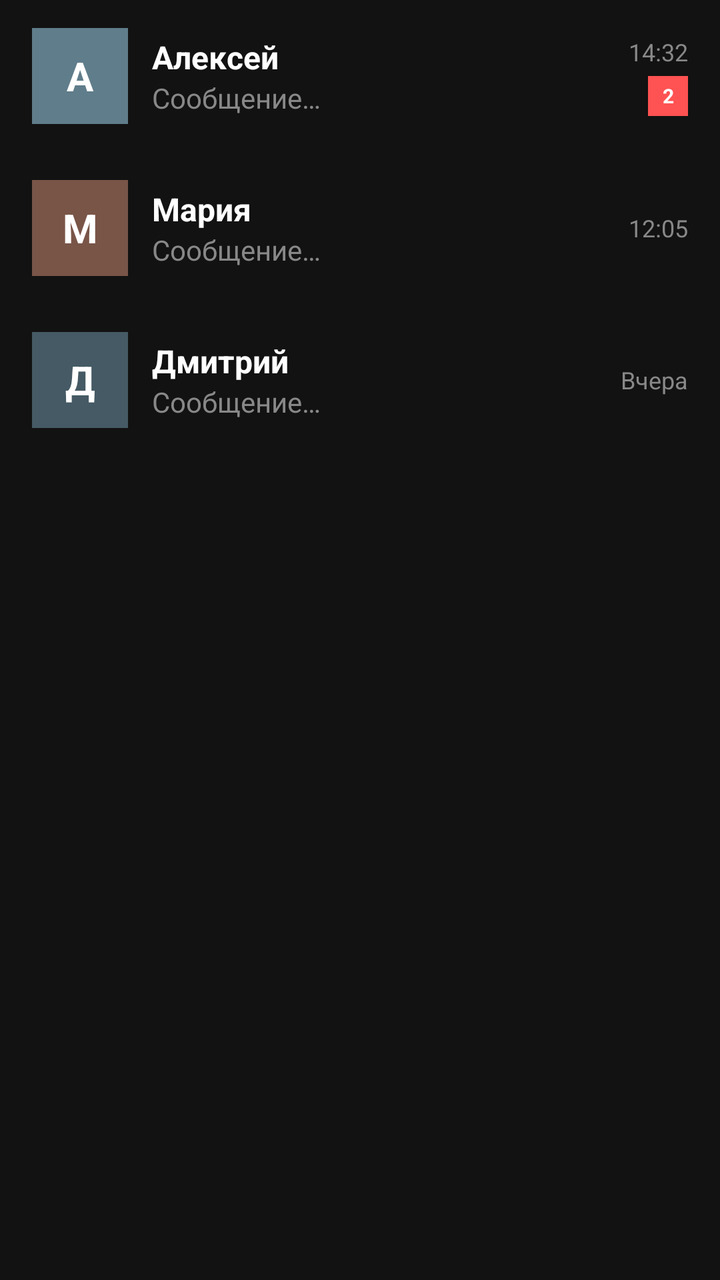
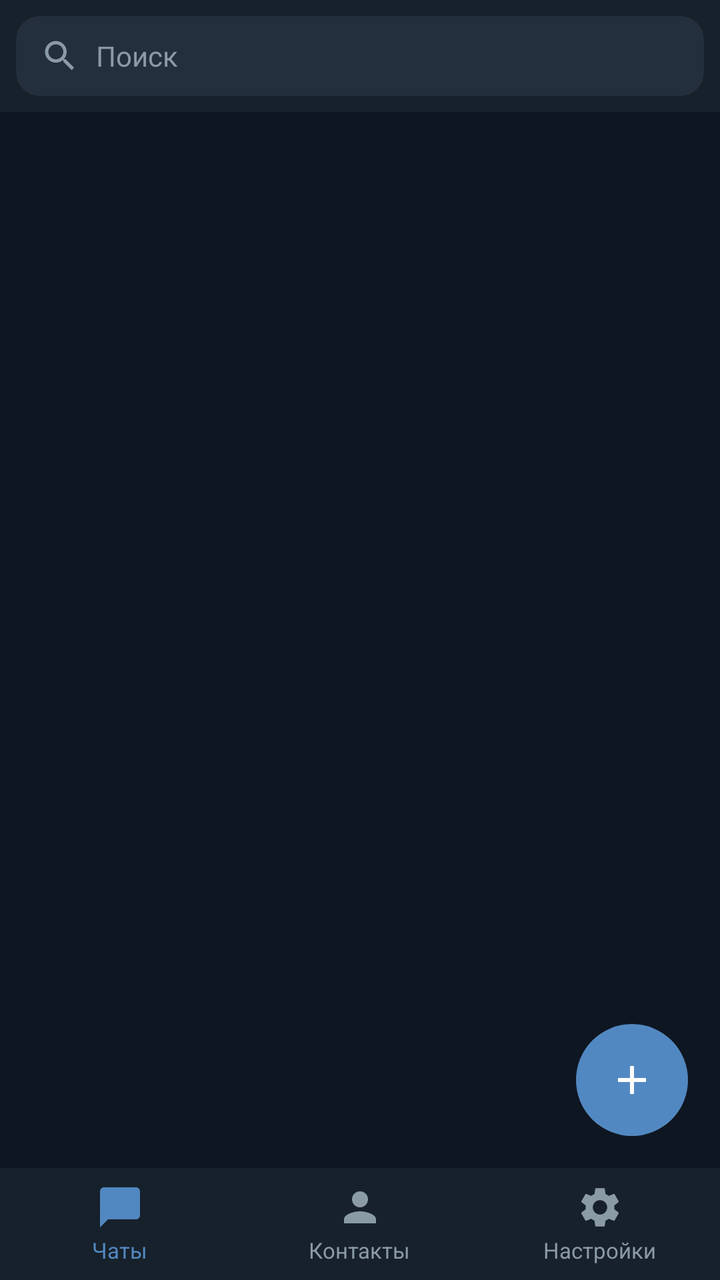

Screens rendered from an Android XML layout before and after an edit, with the pre-edit source and the edit as a unified diff.
<!-- AndroidManifest.xml: application theme Theme.Almanac -->
<!-- res/layout/activity_main.xml -->
<?xml version="1.0" encoding="utf-8"?>
<LinearLayout xmlns:android="http://schemas.android.com/apk/res/android"
    android:layout_width="match_parent"
    android:layout_height="match_parent"
    android:background="#121212"
    android:orientation="vertical">

    
    <LinearLayout
        android:id="@+id/chatAlexey"
        android:layout_width="match_parent"
        android:layout_height="76dp"
        android:orientation="horizontal"
        android:gravity="center_vertical"
        android:paddingStart="16dp"
        android:paddingEnd="16dp"
        android:background="?android:attr/selectableItemBackground"
        android:clickable="true"
        android:focusable="true">

        <TextView
            android:layout_width="48dp"
            android:layout_height="48dp"
            android:background="#607D8B"
            android:gravity="center"
            android:text="А"
            android:textColor="#FFFFFF"
            android:textSize="20sp"
            android:textStyle="bold" />

        <LinearLayout
            android:layout_width="0dp"
            android:layout_height="wrap_content"
            android:layout_weight="1"
            android:orientation="vertical"
            android:paddingStart="12dp">

            <TextView
                android:layout_width="wrap_content"
                android:layout_height="wrap_content"
                android:text="@string/contact_alexey"
                android:textColor="#FFFFFF"
                android:textSize="16sp"
                android:textStyle="bold" />

            <TextView
                android:layout_width="wrap_content"
                android:layout_height="wrap_content"
                android:text="@string/last_message"
                android:textColor="#888888"
                android:textSize="14sp" />
        </LinearLayout>

        <LinearLayout
            android:layout_width="wrap_content"
            android:layout_height="match_parent"
            android:gravity="end|center_vertical"
            android:orientation="vertical"
            android:paddingStart="8dp">

            <TextView
                android:layout_width="wrap_content"
                android:layout_height="wrap_content"
                android:text="14:32"
                android:textColor="#888888"
                android:textSize="12sp" />

            <TextView
                android:layout_width="20dp"
                android:layout_height="20dp"
                android:layout_marginTop="4dp"
                android:background="#FF5252"
                android:gravity="center"
                android:text="2"
                android:textColor="#FFFFFF"
                android:textSize="10sp"
                android:textStyle="bold" />
        </LinearLayout>
    </LinearLayout>

    
    <LinearLayout
        android:id="@+id/chatMaria"
        android:layout_width="match_parent"
        android:layout_height="76dp"
        android:orientation="horizontal"
        android:gravity="center_vertical"
        android:paddingStart="16dp"
        android:paddingEnd="16dp"
        android:background="?android:attr/selectableItemBackground"
        android:clickable="true"
        android:focusable="true">

        <TextView
            android:layout_width="48dp"
            android:layout_height="48dp"
            android:background="#795548"
            android:gravity="center"
            android:text="М"
            android:textColor="#FFFFFF"
            android:textSize="20sp"
            android:textStyle="bold" />

        <LinearLayout
            android:layout_width="0dp"
            android:layout_height="wrap_content"
            android:layout_weight="1"
            android:orientation="vertical"
            android:paddingStart="12dp">

            <TextView
                android:layout_width="wrap_content"
                android:layout_height="wrap_content"
                android:text="@string/contact_maria"
                android:textColor="#FFFFFF"
                android:textSize="16sp"
                android:textStyle="bold" />

            <TextView
                android:layout_width="wrap_content"
                android:layout_height="wrap_content"
                android:text="@string/last_message"
                android:textColor="#888888"
                android:textSize="14sp" />
        </LinearLayout>

        <LinearLayout
            android:layout_width="wrap_content"
            android:layout_height="match_parent"
            android:gravity="end|center_vertical"
            android:orientation="vertical"
            android:paddingStart="8dp">

            <TextView
                android:layout_width="wrap_content"
                android:layout_height="wrap_content"
                android:text="12:05"
                android:textColor="#888888"
                android:textSize="12sp" />
        </LinearLayout>
    </LinearLayout>

    
    <LinearLayout
        android:id="@+id/chatDmitry"
        android:layout_width="match_parent"
        android:layout_height="76dp"
        android:orientation="horizontal"
        android:gravity="center_vertical"
        android:paddingStart="16dp"
        android:paddingEnd="16dp"
        android:background="?android:attr/selectableItemBackground"
        android:clickable="true"
        android:focusable="true">

        <TextView
            android:layout_width="48dp"
            android:layout_height="48dp"
            android:background="#455A64"
            android:gravity="center"
            android:text="Д"
            android:textColor="#FFFFFF"
            android:textSize="20sp"
            android:textStyle="bold" />

        <LinearLayout
            android:layout_width="0dp"
            android:layout_height="wrap_content"
            android:layout_weight="1"
            android:orientation="vertical"
            android:paddingStart="12dp">

            <TextView
                android:layout_width="wrap_content"
                android:layout_height="wrap_content"
                android:text="@string/contact_dmitry"
                android:textColor="#FFFFFF"
                android:textSize="16sp"
                android:textStyle="bold" />

            <TextView
                android:layout_width="wrap_content"
                android:layout_height="wrap_content"
                android:text="@string/last_message"
                android:textColor="#888888"
                android:textSize="14sp" />
        </LinearLayout>

        <LinearLayout
            android:layout_width="wrap_content"
            android:layout_height="match_parent"
            android:gravity="end|center_vertical"
            android:orientation="vertical"
            android:paddingStart="8dp">

            <TextView
                android:layout_width="wrap_content"
                android:layout_height="wrap_content"
                android:text="Вчера"
                android:textColor="#888888"
                android:textSize="12sp" />
        </LinearLayout>
    </LinearLayout>

</LinearLayout>
<!-- resources referenced by this layout -->
<resources>
  <string name="contact_alexey">Алексей</string>
  <string name="contact_dmitry">Дмитрий</string>
  <string name="contact_maria">Мария</string>
  <string name="last_message">Сообщение…</string>
  <style name="Theme.Almanac" parent="Theme.AppCompat">
          <item name="colorPrimary">#1E1E1E</item>
          <item name="colorPrimaryDark">#121212</item>
          <item name="colorAccent">#2B5278</item>
          <item name="android:windowBackground">#121212</item>
      </style>
</resources>

<!-- the commit's change to res/layout/activity_main.xml (unified diff, before → after) -->
@@ -1,205 +1,159 @@
 <?xml version="1.0" encoding="utf-8"?>
-<LinearLayout xmlns:android="http://schemas.android.com/apk/res/android"
+<RelativeLayout xmlns:android="http://schemas.android.com/apk/res/android"
     android:layout_width="match_parent"
     android:layout_height="match_parent"
-    android:background="#121212"
-    android:orientation="vertical">
+    android:background="#0E1621">
 
-    
     <LinearLayout
-        android:id="@+id/chatAlexey"
         android:layout_width="match_parent"
-        android:layout_height="76dp"
-        android:orientation="horizontal"
-        android:gravity="center_vertical"
-        android:paddingStart="16dp"
-        android:paddingEnd="16dp"
-        android:background="?android:attr/selectableItemBackground"
-        android:clickable="true"
-        android:focusable="true">
+        android:layout_height="match_parent"
+        android:orientation="vertical">
 
-        <TextView
-            android:layout_width="48dp"
-            android:layout_height="48dp"
-            android:background="#607D8B"
-            android:gravity="center"
-            android:text="А"
-            android:textColor="#FFFFFF"
-            android:textSize="20sp"
-            android:textStyle="bold" />
+        
+        <LinearLayout
+            android:layout_width="match_parent"
+            android:layout_height="wrap_content"
+            android:background="#17212B"
+            android:padding="8dp">
 
-        <LinearLayout
-            android:layout_width="0dp"
-            android:layout_height="wrap_content"
-            android:layout_weight="1"
-            android:orientation="vertical"
-            android:paddingStart="12dp">
+            <LinearLayout
+                android:layout_width="match_parent"
+                android:layout_height="40dp"
+                android:background="@drawable/bg_search"
+                android:gravity="center_vertical"
+                android:orientation="horizontal"
+                android:paddingStart="12dp"
+                android:paddingEnd="12dp">
 
-            <TextView
-                android:layout_width="wrap_content"
-                android:layout_height="wrap_content"
-                android:text="@string/contact_alexey"
-                android:textColor="#FFFFFF"
-                android:textSize="16sp"
-                android:textStyle="bold" />
+                <ImageView
+                    android:layout_width="20dp"
+                    android:layout_height="20dp"
+                    android:src="@drawable/ic_search"
+                    android:tint="#8B9BA5" />
 
-            <TextView
-                android:layout_width="wrap_content"
-                android:layout_height="wrap_content"
-                android:text="@string/last_message"
-                android:textColor="#888888"
-                android:textSize="14sp" />
+                <EditText
+                    android:layout_width="0dp"
+                    android:layout_height="match_parent"
+                    android:layout_weight="1"
+                    android:layout_marginStart="8dp"
+                    android:background="@null"
+                    android:hint="@string/search_hint"
+                    android:textColor="#FFFFFF"
+                    android:textColorHint="#8B9BA5"
+                    android:textSize="14sp"
+                    android:inputType="text" />
+            </LinearLayout>
         </LinearLayout>
 
+        
+        <ScrollView
+            android:layout_width="match_parent"
+            android:layout_height="0dp"
+            android:layout_weight="1"
+            android:scrollbars="none">
+
+            <LinearLayout
+                android:id="@+id/chatsContainer"
+                android:layout_width="match_parent"
+                android:layout_height="wrap_content"
+                android:orientation="vertical" />
+        </ScrollView>
+
+        
         <LinearLayout
-            android:layout_width="wrap_content"
-            android:layout_height="match_parent"
-            android:gravity="end|center_vertical"
-            android:orientation="vertical"
-            android:paddingStart="8dp">
+            android:layout_width="match_parent"
+            android:layout_height="56dp"
+            android:background="#17212B"
+            android:orientation="horizontal">
 
-            <TextView
-                android:layout_width="wrap_content"
-                android:layout_height="wrap_content"
-                android:text="14:32"
-                android:textColor="#888888"
-                android:textSize="12sp" />
+            
+            <LinearLayout
+                android:layout_width="0dp"
+                android:layout_height="match_parent"
+                android:layout_weight="1"
+                android:gravity="center"
+                android:orientation="vertical">
 
-            <TextView
-                android:layout_width="20dp"
-                android:layout_height="20dp"
-                android:layout_marginTop="4dp"
-                android:background="#FF5252"
+                <ImageView
+                    android:layout_width="24dp"
+                    android:layout_height="24dp"
+                    android:src="@drawable/ic_chat"
+                    android:tint="#5288C1" />
+
+                <TextView
+                    android:layout_width="wrap_content"
+                    android:layout_height="wrap_content"
+                    android:layout_marginTop="2dp"
+                    android:text="@string/nav_chats"
+                    android:textColor="#5288C1"
+                    android:textSize="11sp" />
+            </LinearLayout>
+
+            
+            <LinearLayout
+                android:id="@+id/navContacts"
+                android:layout_width="0dp"
+                android:layout_height="match_parent"
+                android:layout_weight="1"
                 android:gravity="center"
-                android:text="2"
-                android:textColor="#FFFFFF"
-                android:textSize="10sp"
-                android:textStyle="bold" />
+                android:orientation="vertical"
+                android:clickable="true"
+                android:focusable="true">
+
+                <ImageView
+                    android:layout_width="24dp"
+                    android:layout_height="24dp"
+                    android:src="@drawable/ic_contacts"
+                    android:tint="#8B9BA5" />
+
+                <TextView
+                    android:layout_width="wrap_content"
+                    android:layout_height="wrap_content"
+                    android:layout_marginTop="2dp"
+                    android:text="@string/nav_contacts"
+                    android:textColor="#8B9BA5"
+                    android:textSize="11sp" />
+            </LinearLayout>
+
+            
+            <LinearLayout
+                android:id="@+id/navSettings"
+                android:layout_width="0dp"
+                android:layout_height="match_parent"
+                android:layout_weight="1"
+                android:gravity="center"
+                android:orientation="vertical"
+                android:clickable="true"
+                android:focusable="true">
+
+                <ImageView
+                    android:layout_width="24dp"
+                    android:layout_height="24dp"
+                    android:src="@drawable/ic_settings"
+                    android:tint="#8B9BA5" />
+
+                <TextView
+                    android:layout_width="wrap_content"
+                    android:layout_height="wrap_content"
+                    android:layout_marginTop="2dp"
+                    android:text="@string/nav_settings"
+                    android:textColor="#8B9BA5"
+                    android:textSize="11sp" />
+            </LinearLayout>
         </LinearLayout>
     </LinearLayout>
 
     
-    <LinearLayout
-        android:id="@+id/chatMaria"
-        android:layout_width="match_parent"
-        android:layout_height="76dp"
-        android:orientation="horizontal"
-        android:gravity="center_vertical"
-        android:paddingStart="16dp"
-        android:paddingEnd="16dp"
-        android:background="?android:attr/selectableItemBackground"
-        android:clickable="true"
-        android:focusable="true">
+    <ImageButton
+        android:id="@+id/fabNewChat"
+        android:layout_width="56dp"
+        android:layout_height="56dp"
+        android:layout_alignParentBottom="true"
+        android:layout_alignParentEnd="true"
+        android:layout_marginEnd="16dp"
+        android:layout_marginBottom="72dp"
+        android:background="@drawable/bg_fab"
+        android:src="@drawable/ic_plus"
+        android:contentDescription="Новый чат" />
 
-        <TextView
-            android:layout_width="48dp"
-            android:layout_height="48dp"
-            android:background="#795548"
-            android:gravity="center"
-            android:text="М"
-            android:textColor="#FFFFFF"
-            android:textSize="20sp"
-            android:textStyle="bold" />
-
-        <LinearLayout
-            android:layout_width="0dp"
-            android:layout_height="wrap_content"
-            android:layout_weight="1"
-            android:orientation="vertical"
-            android:paddingStart="12dp">
-
-            <TextView
-                android:layout_width="wrap_content"
-                android:layout_height="wrap_content"
-                android:text="@string/contact_maria"
-                android:textColor="#FFFFFF"
-                android:textSize="16sp"
-                android:textStyle="bold" />
-
-            <TextView
-                android:layout_width="wrap_content"
-                android:layout_height="wrap_content"
-                android:text="@string/last_message"
-                android:textColor="#888888"
-                android:textSize="14sp" />
-        </LinearLayout>
-
-        <LinearLayout
-            android:layout_width="wrap_content"
-            android:layout_height="match_parent"
-            android:gravity="end|center_vertical"
-            android:orientation="vertical"
-            android:paddingStart="8dp">
-
-            <TextView
-                android:layout_width="wrap_content"
-                android:layout_height="wrap_content"
-                android:text="12:05"
-                android:textColor="#888888"
-                android:textSize="12sp" />
-        </LinearLayout>
-    </LinearLayout>
-
-    
-    <LinearLayout
-        android:id="@+id/chatDmitry"
-        android:layout_width="match_parent"
-        android:layout_height="76dp"
-        android:orientation="horizontal"
-        android:gravity="center_vertical"
-        android:paddingStart="16dp"
-        android:paddingEnd="16dp"
-        android:background="?android:attr/selectableItemBackground"
-        android:clickable="true"
-        android:focusable="true">
-
-        <TextView
-            android:layout_width="48dp"
-            android:layout_height="48dp"
-            android:background="#455A64"
-            android:gravity="center"
-            android:text="Д"
-            android:textColor="#FFFFFF"
-            android:textSize="20sp"
-            android:textStyle="bold" />
-
-        <LinearLayout
-            android:layout_width="0dp"
-            android:layout_height="wrap_content"
-            android:layout_weight="1"
-            android:orientation="vertical"
-            android:paddingStart="12dp">
-
-            <TextView
-                android:layout_width="wrap_content"
-                android:layout_height="wrap_content"
-                android:text="@string/contact_dmitry"
-                android:textColor="#FFFFFF"
-                android:textSize="16sp"
-                android:textStyle="bold" />
-
-            <TextView
-                android:layout_width="wrap_content"
-                android:layout_height="wrap_content"
-                android:text="@string/last_message"
-                android:textColor="#888888"
-                android:textSize="14sp" />
-        </LinearLayout>
-
-        <LinearLayout
-            android:layout_width="wrap_content"
-            android:layout_height="match_parent"
-            android:gravity="end|center_vertical"
-            android:orientation="vertical"
-            android:paddingStart="8dp">
-
-            <TextView
-                android:layout_width="wrap_content"
-                android:layout_height="wrap_content"
-                android:text="Вчера"
-                android:textColor="#888888"
-                android:textSize="12sp" />
-        </LinearLayout>
-    </LinearLayout>
-
-</LinearLayout>
+</RelativeLayout>
<!-- resource entries referenced after the edit -->
@@ -1,9 +1,52 @@
 <!-- resources referenced by this layout -->
 <resources>
-  <string name="contact_alexey">Алексей</string>
-  <string name="contact_dmitry">Дмитрий</string>
-  <string name="contact_maria">Мария</string>
-  <string name="last_message">Сообщение…</string>
+  <!-- drawable bg_fab (drawable) -->
+  <?xml version="1.0" encoding="utf-8"?>
+  <shape xmlns:android="http://schemas.android.com/apk/res/android"
+      android:shape="oval">
+      <solid android:color="#5288C1" />
+  </shape>
+  <!-- drawable bg_search (drawable) -->
+  <?xml version="1.0" encoding="utf-8"?>
+  <shape xmlns:android="http://schemas.android.com/apk/res/android"
+      android:shape="rectangle">
+      <solid android:color="#242F3D" />
+      <corners android:radius="12dp" />
+  </shape>
+  <!-- drawable ic_chat (drawable) -->
+  <vector xmlns:android="http://schemas.android.com/apk/res/android"
+      android:width="24dp" android:height="24dp"
+      android:viewportWidth="24" android:viewportHeight="24">
+      <path android:fillColor="#FFFFFF" android:pathData="M20,2L4,2c-1.1,0 -1.99,0.9 -1.99,2L2,22l4,-4h14c1.1,0 2,-0.9 2,-2L22,4c0,-1.1 -0.9,-2 -2,-2z"/>
+  </vector>
+  <!-- drawable ic_contacts (drawable) -->
+  <vector xmlns:android="http://schemas.android.com/apk/res/android"
+      android:width="24dp" android:height="24dp"
+      android:viewportWidth="24" android:viewportHeight="24">
+      <path android:fillColor="#FFFFFF" android:pathData="M12,12c2.21,0 4,-1.79 4,-4s-1.79,-4 -4,-4 -4,1.79 -4,4 1.79,4 4,4zM12,14c-2.67,0 -8,1.34 -8,4v2h16v-2c0,-2.66 -5.33,-4 -8,-4z"/>
+  </vector>
+  <!-- drawable ic_plus (drawable) -->
+  <vector xmlns:android="http://schemas.android.com/apk/res/android"
+      android:width="24dp" android:height="24dp"
+      android:viewportWidth="24" android:viewportHeight="24">
+      <path android:fillColor="#FFFFFF" android:pathData="M19,13h-6v6h-2v-6H5v-2h6V5h2v6h6v2z"/>
+  </vector>
+  <!-- drawable ic_search (drawable) -->
+  <vector xmlns:android="http://schemas.android.com/apk/res/android"
+      android:width="24dp" android:height="24dp"
+      android:viewportWidth="24" android:viewportHeight="24">
+      <path android:fillColor="#FFFFFF" android:pathData="M15.5,14h-0.79l-0.28,-0.27C15.41,12.59 16,11.11 16,9.5 16,5.91 13.09,3 9.5,3S3,5.91 3,9.5 5.91,16 9.5,16c1.61,0 3.09,-0.59 4.23,-1.57l0.27,0.28v0.79l5,4.99L20.49,19l-4.99,-5zM9.5,14C7.01,14 5,11.99 5,9.5S7.01,5 9.5,5 14,7.01 14,9.5 11.99,14 9.5,14z"/>
+  </vector>
+  <!-- drawable ic_settings (drawable) -->
+  <vector xmlns:android="http://schemas.android.com/apk/res/android"
+      android:width="24dp" android:height="24dp"
+      android:viewportWidth="24" android:viewportHeight="24">
+      <path android:fillColor="#FFFFFF" android:pathData="M19.14,12.94c0.04,-0.3 0.06,-0.61 0.06,-0.94 0,-0.32 -0.02,-0.64 -0.07,-0.94l2.03,-1.58c0.18,-0.14 0.23,-0.41 0.12,-0.61l-1.92,-3.32c-0.12,-0.22 -0.37,-0.29 -0.59,-0.22l-2.39,0.96c-0.5,-0.38 -1.03,-0.7 -1.62,-0.94L14.4,2.81c-0.04,-0.24 -0.24,-0.41 -0.48,-0.41h-3.84c-0.24,0 -0.43,0.17 -0.47,0.41L9.25,5.35C8.66,5.59 8.12,5.92 7.63,6.29L5.24,5.33c-0.22,-0.08 -0.47,0 -0.59,0.22L2.74,8.87C2.62,9.08 2.66,9.34 2.86,9.48l2.03,1.58C4.84,11.36 4.8,11.69 4.8,12s0.02,0.64 0.07,0.94l-2.03,1.58c-0.18,0.14 -0.23,0.41 -0.12,0.61l1.92,3.32c0.12,0.22 0.37,0.29 0.59,0.22l2.39,-0.96c0.5,0.38 1.03,0.7 1.62,0.94l0.36,2.54c0.05,0.24 0.24,0.41 0.48,0.41h3.84c0.24,0 0.44,-0.17 0.47,-0.41l0.36,-2.54c0.59,-0.24 1.13,-0.56 1.62,-0.94l2.39,0.96c0.22,0.08 0.47,0 0.59,-0.22l1.92,-3.32c0.12,-0.22 0.07,-0.47 -0.12,-0.61L19.14,12.94zM12,15.6c-1.98,0 -3.6,-1.62 -3.6,-3.6s1.62,-3.6 3.6,-3.6s3.6,1.62 3.6,3.6S13.98,15.6 12,15.6z"/>
+  </vector>
+  <string name="nav_chats">Чаты</string>
+  <string name="nav_contacts">Контакты</string>
+  <string name="nav_settings">Настройки</string>
+  <string name="search_hint">Поиск</string>
   <style name="Theme.Almanac" parent="Theme.AppCompat">
           <item name="colorPrimary">#1E1E1E</item>
           <item name="colorPrimaryDark">#121212</item>
